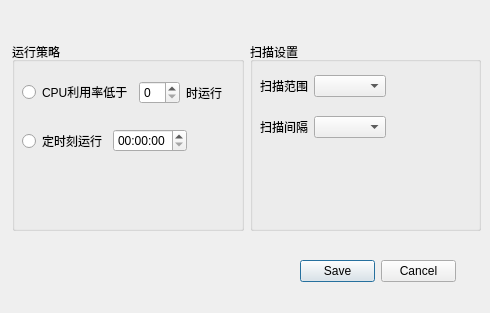
This is settingsdialog.ui in lvyilin/SmartFilesManager as Qt 5 draws it before an edit. The edited form follows.
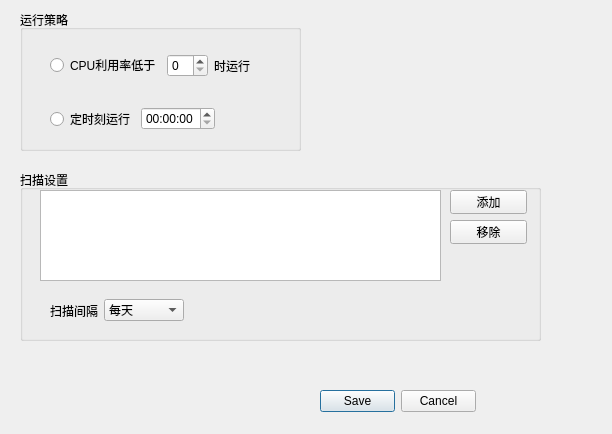
This is the edited form.

Commit message: update: add path select in setting dialog

Patch:
```diff
--- a/settingsdialog.ui
+++ b/settingsdialog.ui
@@ -6,8 +6,8 @@
    <rect>
     <x>0</x>
     <y>0</y>
-    <width>490</width>
-    <height>313</height>
+    <width>612</width>
+    <height>434</height>
    </rect>
   </property>
   <property name="windowTitle">
@@ -16,8 +16,8 @@
   <widget class="QDialogButtonBox" name="buttonBox">
    <property name="geometry">
     <rect>
-     <x>300</x>
-     <y>260</y>
+     <x>320</x>
+     <y>390</y>
      <width>156</width>
      <height>23</height>
     </rect>
@@ -29,10 +29,10 @@
   <widget class="QGroupBox" name="groupBox">
    <property name="geometry">
     <rect>
-     <x>12</x>
-     <y>42</y>
-     <width>232</width>
-     <height>189</height>
+     <x>20</x>
+     <y>10</y>
+     <width>281</width>
+     <height>141</height>
     </rect>
    </property>
    <property name="title">
@@ -41,10 +41,10 @@
    <widget class="QWidget" name="layoutWidget">
     <property name="geometry">
      <rect>
-      <x>10</x>
+      <x>30</x>
       <y>20</y>
-      <width>201</width>
-      <height>91</height>
+      <width>221</width>
+      <height>101</height>
      </rect>
     </property>
     <layout class="QVBoxLayout" name="verticalLayout">
@@ -115,10 +115,10 @@
   <widget class="QGroupBox" name="groupBox_2">
    <property name="geometry">
     <rect>
-     <x>250</x>
-     <y>42</y>
-     <width>231</width>
-     <height>189</height>
+     <x>20</x>
+     <y>170</y>
+     <width>521</width>
+     <height>171</height>
     </rect>
    </property>
    <property name="title">
@@ -127,41 +127,12 @@
    <widget class="QWidget" name="layoutWidget">
     <property name="geometry">
      <rect>
-      <x>10</x>
-      <y>20</y>
-      <width>191</width>
-      <height>91</height>
+      <x>30</x>
+      <y>120</y>
+      <width>171</width>
+      <height>41</height>
      </rect>
     </property>
-    <layout class="QVBoxLayout" name="verticalLayout_2">
-     <item>
-      <layout class="QHBoxLayout" name="horizontalLayout_3">
-       <item>
-        <widget class="QLabel" name="label_3">
-         <property name="text">
-          <string>扫描范围</string>
-         </property>
-        </widget>
-       </item>
-       <item>
-        <widget class="QComboBox" name="comboBox_2"/>
-       </item>
-       <item>
-        <spacer name="horizontalSpacer_4">
-         <property name="orientation">
-          <enum>Qt::Horizontal</enum>
-         </property>
-         <property name="sizeHint" stdset="0">
-          <size>
-           <width>40</width>
-           <height>20</height>
-          </size>
-         </property>
-        </spacer>
-       </item>
-      </layout>
-     </item>
-     <item>
       <layout class="QHBoxLayout" name="horizontalLayout_5">
        <item>
         <widget class="QLabel" name="label_2">
@@ -171,7 +142,23 @@
         </widget>
        </item>
        <item>
-        <widget class="QComboBox" name="comboBox"/>
+      <widget class="QComboBox" name="comboBoxScanInterval">
+       <item>
+        <property name="text">
+         <string>每天</string>
+        </property>
+       </item>
+       <item>
+        <property name="text">
+         <string>每12小时</string>
+        </property>
+       </item>
+       <item>
+        <property name="text">
+         <string>每1小时</string>
+        </property>
+       </item>
+      </widget>
        </item>
        <item>
         <spacer name="horizontalSpacer_5">
@@ -187,9 +174,43 @@
         </spacer>
        </item>
       </layout>
+   </widget>
+   <widget class="QWidget" name="layoutWidget">
+    <property name="geometry">
+     <rect>
+      <x>430</x>
+      <y>20</y>
+      <width>77</width>
+      <height>54</height>
+     </rect>
+    </property>
+    <layout class="QVBoxLayout" name="verticalLayout_2">
+     <item>
+      <widget class="QPushButton" name="pushButtonAddPath">
+       <property name="text">
+        <string>添加</string>
+       </property>
+      </widget>
+     </item>
+     <item>
+      <widget class="QPushButton" name="pushButtonRemovePath">
+       <property name="text">
+        <string>移除</string>
+       </property>
+      </widget>
      </item>
     </layout>
    </widget>
+   <widget class="QListView" name="pathView">
+    <property name="geometry">
+     <rect>
+      <x>20</x>
+      <y>20</y>
+      <width>401</width>
+      <height>91</height>
+     </rect>
+    </property>
+   </widget>
   </widget>
  </widget>
  <resources/>
```
Left out of the diff: 14 changed lines with no effect on the pictures. Lines whose indentation alone changed are shown as unchanged. The commit also changes 3 other files.
